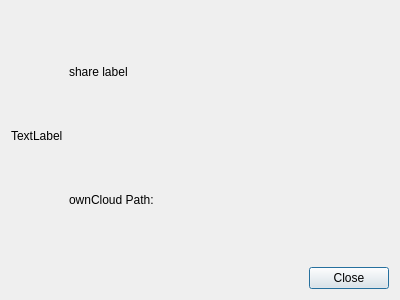
The window that src/gui/sharedialog.ui (nextcloud/desktop) describes before a commit, drawn with Qt 5.
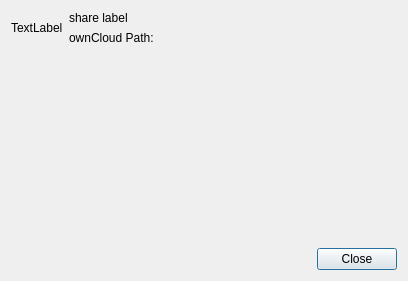
The same window after the commit.

Diff of the .ui file:
```diff
--- a/src/gui/sharedialog.ui
+++ b/src/gui/sharedialog.ui
@@ -6,8 +6,8 @@
    <rect>
     <x>0</x>
     <y>0</y>
-    <width>400</width>
-    <height>300</height>
+    <width>408</width>
+    <height>281</height>
    </rect>
   </property>
   <property name="windowTitle">
@@ -64,7 +64,24 @@
     </layout>
    </item>
    <item>
-    <layout class="QVBoxLayout" name="shareWidgetsLayout"/>
+    <layout class="QVBoxLayout" name="shareWidgetsLayout">
+     <property name="spacing">
+      <number>10</number>
+     </property>
+    </layout>
+   </item>
+   <item>
+    <spacer name="verticalSpacer">
+     <property name="orientation">
+      <enum>Qt::Vertical</enum>
+     </property>
+     <property name="sizeHint" stdset="0">
+      <size>
+       <width>20</width>
+       <height>40</height>
+      </size>
+     </property>
+    </spacer>
    </item>
    <item>
     <widget class="QDialogButtonBox" name="buttonBox">
```
